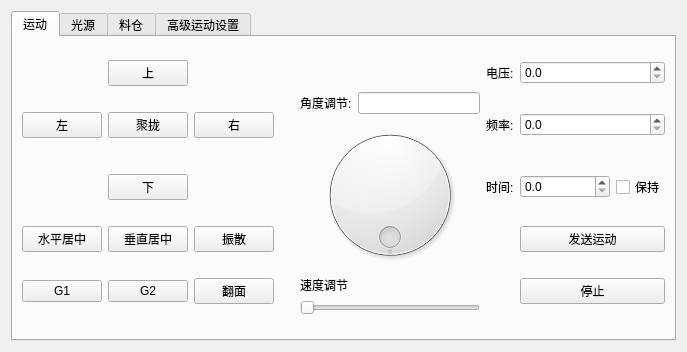
This is FlexControlSystem/FlexControlSystem/controlpanel.ui in SA-Dynamics/Outsourcing as Qt 5 draws it before an edit. The edited form follows.
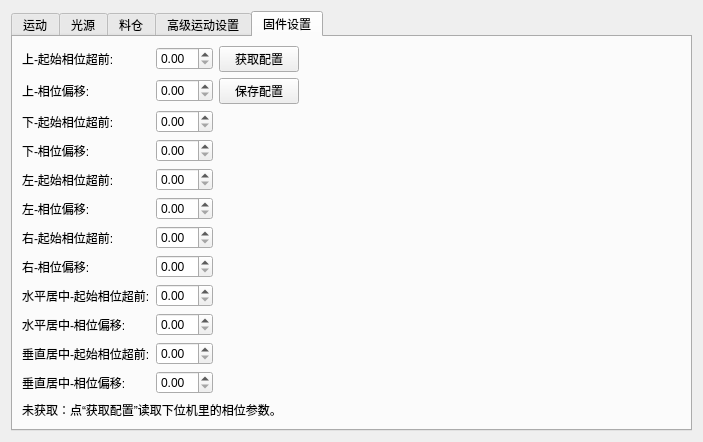
This is the edited form. The open tabs and pages were chosen to show the change.

Commit message: 加入固件参数配置和保存

```diff
--- a/FlexControlSystem/FlexControlSystem/controlpanel.ui
+++ b/FlexControlSystem/FlexControlSystem/controlpanel.ui
@@ -6,8 +6,8 @@
    <rect>
     <x>0</x>
     <y>0</y>
-    <width>636</width>
-    <height>352</height>
+    <width>703</width>
+    <height>428</height>
    </rect>
   </property>
   <property name="sizePolicy">
@@ -917,6 +917,174 @@
          </item>
         </layout>
        </widget>
+       <widget class="QWidget" name="tab_4">
+        <attribute name="title">
+         <string>固件设置</string>
+        </attribute>
+        <layout class="QGridLayout" name="gridLayout_10">
+         <item row="0" column="0">
+          <layout class="QGridLayout" name="gridLayout_9">
+           <item row="7" column="1">
+            <widget class="QDoubleSpinBox" name="dspRightPhaseOffset"/>
+           </item>
+           <item row="11" column="1">
+            <widget class="QDoubleSpinBox" name="dspVGatherPhaseOffset"/>
+           </item>
+           <item row="9" column="0">
+            <widget class="QLabel" name="label_30">
+             <property name="text">
+              <string>水平居中-相位偏移:</string>
+             </property>
+            </widget>
+           </item>
+           <item row="0" column="0">
+            <widget class="QLabel" name="label_17">
+             <property name="text">
+              <string>上-起始相位超前:</string>
+             </property>
+            </widget>
+           </item>
+           <item row="3" column="0">
+            <widget class="QLabel" name="label_20">
+             <property name="text">
+              <string>下-相位偏移:</string>
+             </property>
+            </widget>
+           </item>
+           <item row="2" column="0">
+            <widget class="QLabel" name="label_19">
+             <property name="text">
+              <string>下-起始相位超前:</string>
+             </property>
+            </widget>
+           </item>
+           <item row="0" column="2">
+            <widget class="QPushButton" name="pbGetKeyParams">
+             <property name="text">
+              <string>获取配置</string>
+             </property>
+            </widget>
+           </item>
+           <item row="7" column="0">
+            <widget class="QLabel" name="label_28">
+             <property name="text">
+              <string>右-相位偏移:</string>
+             </property>
+            </widget>
+           </item>
+           <item row="10" column="1">
+            <widget class="QDoubleSpinBox" name="dspVGatherStartPhaseLeading"/>
+           </item>
+           <item row="4" column="0">
+            <widget class="QLabel" name="label_21">
+             <property name="text">
+              <string>左-起始相位超前:</string>
+             </property>
+            </widget>
+           </item>
+           <item row="8" column="1">
+            <widget class="QDoubleSpinBox" name="dspHGatherStartPhaseLeading"/>
+           </item>
+           <item row="3" column="1">
+            <widget class="QDoubleSpinBox" name="dspDownPhaseOffset"/>
+           </item>
+           <item row="6" column="0">
+            <widget class="QLabel" name="label_27">
+             <property name="text">
+              <string>右-起始相位超前:</string>
+             </property>
+            </widget>
+           </item>
+           <item row="1" column="1">
+            <widget class="QDoubleSpinBox" name="dspUpPhaseOffset"/>
+           </item>
+           <item row="0" column="1">
+            <widget class="QDoubleSpinBox" name="dspUpStartPhaseLeading"/>
+           </item>
+           <item row="10" column="0">
+            <widget class="QLabel" name="label_31">
+             <property name="text">
+              <string>垂直居中-起始相位超前:</string>
+             </property>
+            </widget>
+           </item>
+           <item row="8" column="0">
+            <widget class="QLabel" name="label_29">
+             <property name="text">
+              <string>水平居中-起始相位超前:</string>
+             </property>
+            </widget>
+           </item>
+           <item row="1" column="2">
+            <widget class="QPushButton" name="pbSaveKeyParams">
+             <property name="text">
+              <string>保存配置</string>
+             </property>
+            </widget>
+           </item>
+           <item row="11" column="0">
+            <widget class="QLabel" name="label_32">
+             <property name="text">
+              <string>垂直居中-相位偏移:</string>
+             </property>
+            </widget>
+           </item>
+           <item row="9" column="1">
+            <widget class="QDoubleSpinBox" name="dspHGatherPhaseOffset"/>
+           </item>
+           <item row="5" column="1">
+            <widget class="QDoubleSpinBox" name="dspLeftPhaseOffset"/>
+           </item>
+           <item row="4" column="1">
+            <widget class="QDoubleSpinBox" name="dspLeftStartPhaseLeading"/>
+           </item>
+           <item row="2" column="1">
+            <widget class="QDoubleSpinBox" name="dspDownStartPhaseLeading"/>
+           </item>
+           <item row="5" column="0">
+            <widget class="QLabel" name="label_26">
+             <property name="text">
+              <string>左-相位偏移:</string>
+             </property>
+            </widget>
+           </item>
+           <item row="1" column="0">
+            <widget class="QLabel" name="label_18">
+             <property name="text">
+              <string>上-相位偏移:</string>
+             </property>
+            </widget>
+           </item>
+           <item row="6" column="1">
+            <widget class="QDoubleSpinBox" name="dspRightStartPhaseLeading"/>
+           </item>
+           <item row="0" column="3">
+            <spacer name="horizontalSpacer_4">
+             <property name="orientation">
+              <enum>Qt::Horizontal</enum>
+             </property>
+             <property name="sizeHint" stdset="0">
+              <size>
+               <width>40</width>
+               <height>20</height>
+              </size>
+             </property>
+            </spacer>
+           </item>
+           <item row="12" column="0" colspan="4">
+            <widget class="QLabel" name="lbKeyParamsStatus">
+             <property name="text">
+              <string>未获取：点“获取配置”读取下位机里的相位参数。</string>
+             </property>
+             <property name="wordWrap">
+              <bool>true</bool>
+             </property>
+            </widget>
+           </item>
+          </layout>
+         </item>
+        </layout>
+       </widget>
       </widget>
      </item>
     </layout>
```
Left out of the diff: 24 changed lines with no effect on the pictures. The commit also changes 17 other files.
